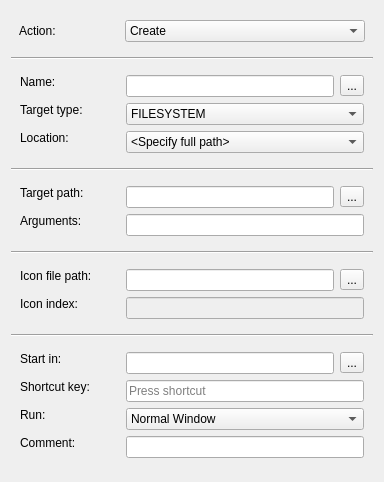
The window that src/plugins/preferences/shortcuts/shortcutswidget.ui (august-alt/gpui) describes before a commit, drawn with Qt 5.
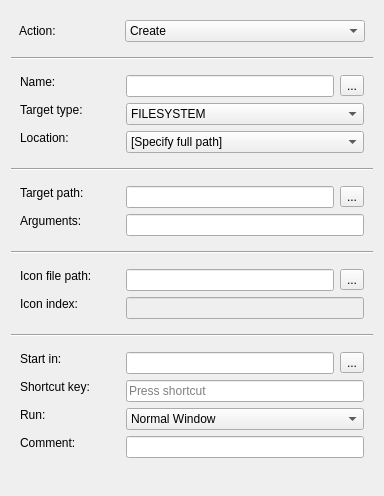
The same window after the commit.

Commit message: fix: fix issue #89558, translate "specify full path" in shortcuts widget

```diff
--- a/src/plugins/preferences/shortcuts/shortcutswidget.ui
+++ b/src/plugins/preferences/shortcuts/shortcutswidget.ui
@@ -7,7 +7,7 @@
     <x>0</x>
     <y>0</y>
     <width>384</width>
-    <height>482</height>
+    <height>496</height>
    </rect>
   </property>
   <property name="windowTitle">
@@ -427,7 +427,7 @@
        <widget class="QComboBox" name="locationComboBox">
         <item>
          <property name="text">
-          <string>&lt;Specify full path&gt;</string>
+          <string>[Specify full path]</string>
          </property>
         </item>
         <item>
```
The commit also changes 2 other files.
